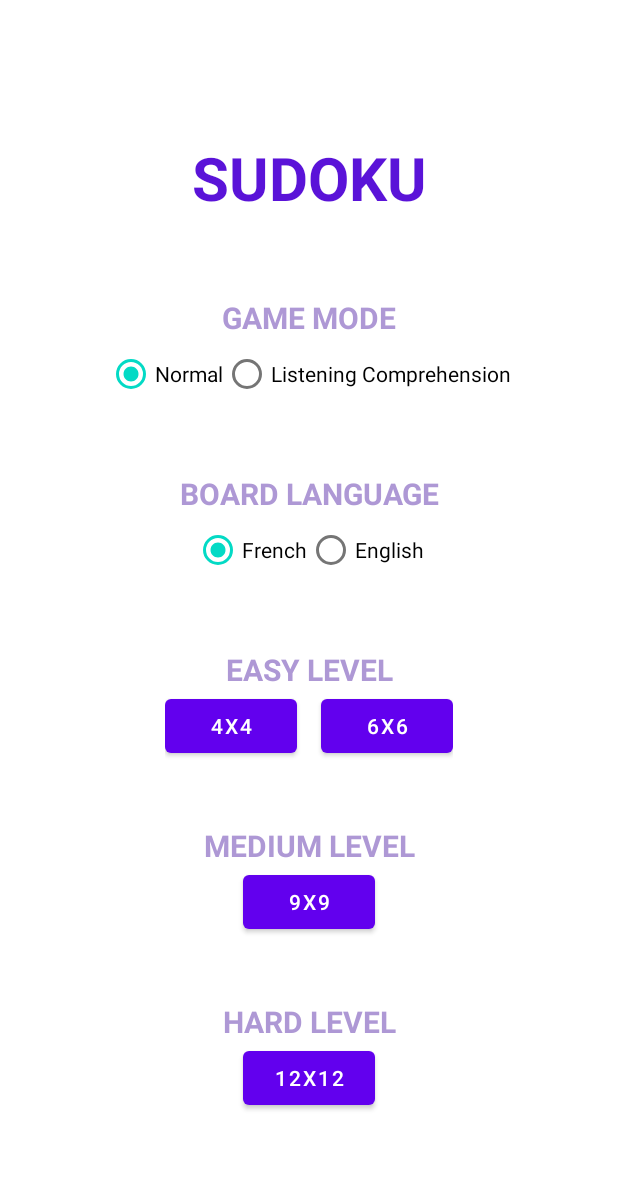
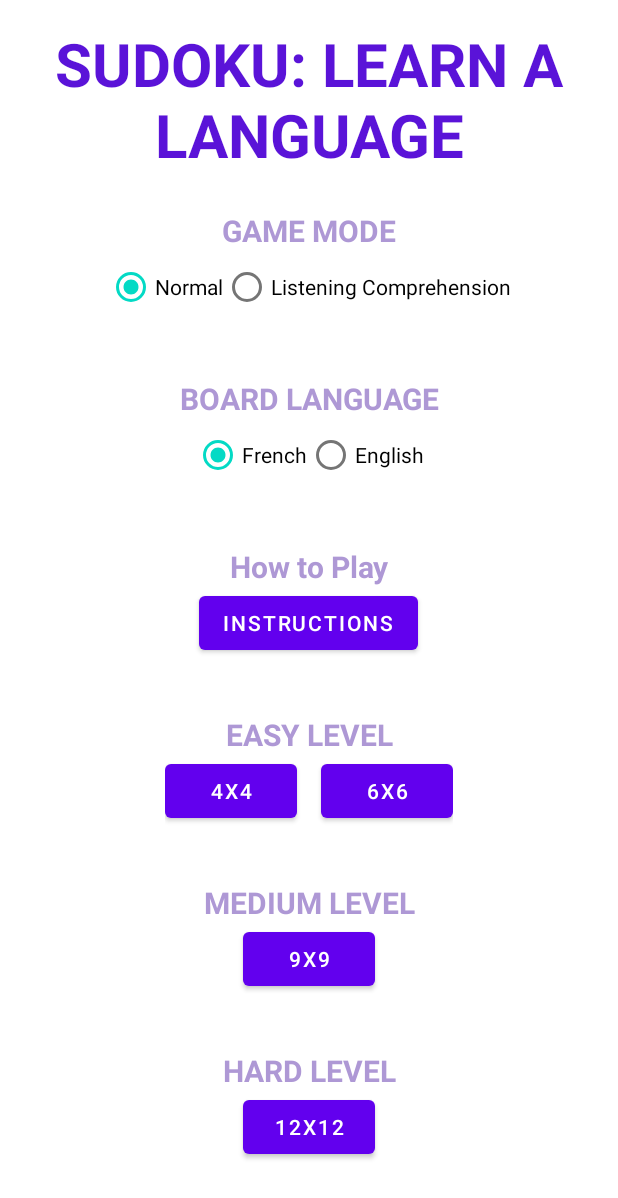
Before and after one commit to Hytherist/Sudoku-Vocab, an Android app: the screen it shows after launch (MainMenuActivity), on a phone screen of 412 x 824 dp. Shown: the top 1198 px of the screen. Run offline under Robolectric (Android 15) with nearby library versions, the phone set to English and light mode, and no system bars.

Commit message:
Ui how to play main menu

```diff
--- a/app/src/main/java/com/foxtrot/sudoku/controller/MainMenuActivity.java
+++ b/app/src/main/java/com/foxtrot/sudoku/controller/MainMenuActivity.java
@@ -26,15 +26,25 @@ public class MainMenuActivity extends AppCompatActivity {
     @Override
     protected void onCreate(Bundle savedInstanceState) {
         super.onCreate(savedInstanceState);
+        setContentView(R.layout.activity_main_menu);
+
+
 
         selectedGameMode = GameMode.NORMAL;
         selectedBoardLanguage = BoardLanguage.FRENCH;
 
-        setContentView(R.layout.activity_main_menu);
+
         displayMainMenuButtons();
     }
 
     private void displayMainMenuButtons() {
+
+        Button instructionBtn = findViewById(R.id.button_instruction);
+        instructionBtn.setOnClickListener(view -> {
+            Intent intent = new Intent(this, InstructionActivity.class);
+            startActivity(intent);
+        });
+
         Button next4x4Button = findViewById(R.id.button_four);
         next4x4Button.setOnClickListener(view -> {
             Intent intent = new Intent(this, SudokuActivity.class);
@@ -70,6 +80,7 @@ public class MainMenuActivity extends AppCompatActivity {
             intent.putExtra(BOARD_LANGUAGE, selectedBoardLanguage.name());
             startActivity(intent);
         });
+
 
         RadioButton frenchButton = findViewById(R.id.board_language_french);
         frenchButton.setChecked(true);
--- a/app/src/main/res/layout-land/activity_main_menu.xml
+++ b/app/src/main/res/layout-land/activity_main_menu.xml
@@ -12,7 +12,7 @@
         android:gravity="center"
         android:text="@string/sudoku_title_home"
         android:textColor="#5A13D8"
-        android:textSize="30sp"
+        android:textSize="28sp"
         android:textStyle="bold" />
 
     <LinearLayout
@@ -28,7 +28,7 @@
             android:gravity="center"
             android:text="@string/game_mode"
             android:textColor="#AE98D5"
-            android:textSize="20sp"
+            android:textSize="15sp"
             android:textStyle="bold" />
 
         <RadioGroup
@@ -64,7 +64,7 @@
             android:gravity="center"
             android:text="@string/board_language"
             android:textColor="#AE98D5"
-            android:textSize="20sp"
+            android:textSize="15sp"
             android:textStyle="bold" />
 
         <RadioGroup
@@ -94,13 +94,39 @@
         android:gravity="center">
 
         <TextView
+            android:id="@+id/instructionPg"
+            android:layout_width="match_parent"
+            android:layout_height="wrap_content"
+            android:gravity="center"
+            android:text="@string/instruction_choice"
+            android:textColor="#AE98D5"
+            android:textSize="13sp"
+            android:textStyle="bold" />
+
+        <Button
+            android:id="@+id/button_instruction"
+            android:layout_width="wrap_content"
+            android:layout_height="wrap_content"
+            android:text="@string/instructionsTxt" />
+
+
+    </LinearLayout>
+
+    <LinearLayout
+        android:layout_width="match_parent"
+        android:layout_height="0dp"
+        android:layout_weight="1"
+        android:orientation="vertical"
+        android:gravity="center">
+
+        <TextView
             android:id="@+id/easy_text"
             android:layout_width="match_parent"
             android:layout_height="wrap_content"
             android:gravity="center"
             android:text="@string/easy_level"
             android:textColor="#AE98D5"
-            android:textSize="16sp"
+            android:textSize="15sp"
             android:textStyle="bold" />
 
         <LinearLayout
@@ -140,7 +166,7 @@
             android:gravity="center"
             android:text="@string/medium_level"
             android:textColor="#AE98D5"
-            android:textSize="16sp"
+            android:textSize="15sp"
             android:textStyle="bold" />
 
         <Button
@@ -165,7 +191,7 @@
             android:gravity="center"
             android:text="@string/hard_level"
             android:textColor="#AE98D5"
-            android:textSize="16sp"
+            android:textSize="15sp"
             android:textStyle="bold" />
 
         <Button
--- a/app/src/main/res/layout/activity_main_menu.xml
+++ b/app/src/main/res/layout/activity_main_menu.xml
@@ -9,7 +9,7 @@
         android:layout_width="match_parent"
         android:layout_height="0dp"
         android:layout_weight="1"
-        android:layout_marginTop="60dp"
+        android:layout_marginTop="10dp"
         android:gravity="center"
         android:text="@string/sudoku_title_home"
         android:textColor="#5A13D8"
@@ -86,6 +86,36 @@
 
     </LinearLayout>
 
+
+
+
+    <LinearLayout
+        android:layout_width="match_parent"
+        android:layout_height="0dp"
+        android:layout_weight="1"
+        android:orientation="vertical"
+        android:gravity="center">
+
+        <TextView
+            android:id="@+id/instructionPg"
+            android:layout_width="match_parent"
+            android:layout_height="wrap_content"
+            android:gravity="center"
+            android:text="@string/instruction_choice"
+            android:textColor="#AE98D5"
+            android:textSize="20sp"
+            android:textStyle="bold" />
+
+            <Button
+                android:id="@+id/button_instruction"
+                android:layout_width="wrap_content"
+                android:layout_height="wrap_content"
+                android:text="@string/instructionsTxt" />
+
+
+    </LinearLayout>
+
+
     <LinearLayout
         android:layout_width="match_parent"
         android:layout_height="0dp"
@@ -156,7 +186,7 @@
         android:layout_height="0dp"
         android:layout_weight="1"
         android:orientation="vertical"
-        android:layout_marginBottom="60dp"
+        android:layout_marginBottom="30dp"
         android:gravity="center">
 
         <TextView
--- a/app/src/main/res/values/strings.xml
+++ b/app/src/main/res/values/strings.xml
@@ -9,7 +9,9 @@
     <string name="twelve_by_twelve">12x12</string>
     <string name="four_by_four">4x4</string>
     <string name="six_by_six">6x6</string>
-    <string name="sudoku_title_home">SUDOKU</string>
+    <string name="sudoku_title_home">SUDOKU: LEARN A LANGUAGE</string>
+    <string name="instruction_choice">How to Play</string>
+    <string name="instructionsTxt">Instructions</string>
     <string name="easy_level">EASY LEVEL</string>
     <string name="medium_level">MEDIUM LEVEL</string>
     <string name="hard_level">HARD LEVEL</string>
@@ -20,4 +22,14 @@
     <string name="french">French</string>
     <string name="english">English</string>
     <string name="normal">Normal</string>
+    <string name="htp">INSTRUCTIONS</string>
+
+
+    <string name="linkedIn"><a href='https://www.linkedin.com/in/hchotwani/'> linkedIn:janeDoe </a></string>
+    <string name="emailText">janedoe@example.com</string>
+    <string name="phoneNumberText">+1 (604) xxx-xxx</string>
+    <string name="Experience">Experience</string>
+    <string name="Skills">Skills</string>
+    <string name="Projects">Projects</string>
+    <string name="Education">Education</string>
 </resources>
```
Also changed, not shown: app/src/main/AndroidManifest.xml (+9 -3 lines), app/src/main/java/com/foxtrot/sudoku/controller/InstructionActivity.java (added, +99 -0 lines), app/src/main/res/layout-land/activity_instruction.xml (added, +197 -0 lines), app/src/main/res/layout/activity_instruction.xml (added, +197 -0 lines), 1 other file.
